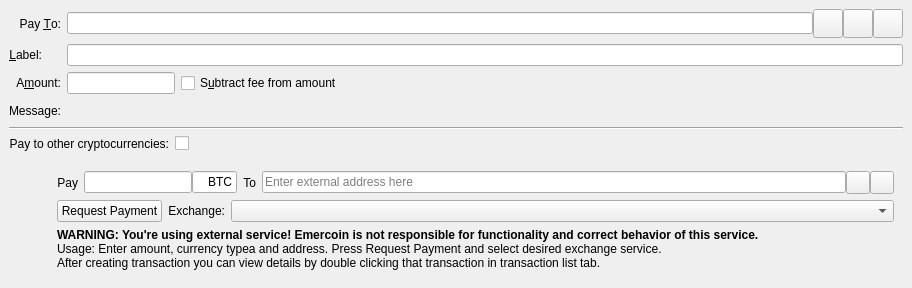
This is src/qt/forms/sendcoinsentry.ui in Exgibichi/rt as Qt 5 draws it before an edit. The edited form follows.
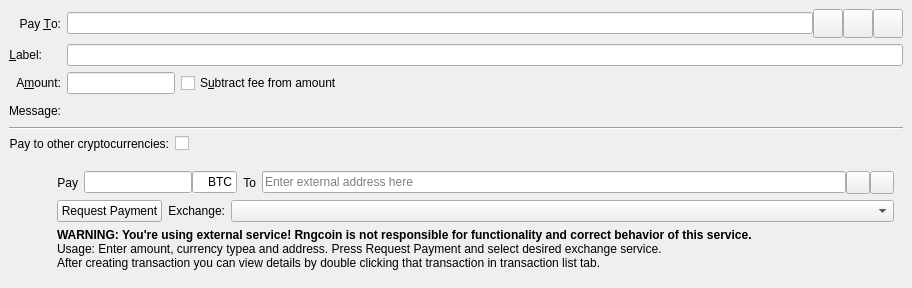
This is the edited form. Icons and pictures are not drawn. Custom widgets are drawn as their Qt base class.

```diff
--- a/src/qt/forms/sendcoinsentry.ui
+++ b/src/qt/forms/sendcoinsentry.ui
@@ -417,7 +417,7 @@
        <item row="2" column="0">
         <widget class="QLabel" name="infoExchLabel">
          <property name="text">
-          <string>&lt;html&gt;&lt;head/&gt;&lt;body&gt;&lt;p&gt;&lt;span style=&quot; font-weight:600;&quot;&gt;WARNING: You're using external service! Emercoin is not responsible for functionality and correct behavior of this service.&lt;/span&gt;&lt;br/&gt;Usage: Enter amount, currency typea and address. Press Request Payment and select desired exchange service.&lt;br/&gt;After creating transaction you can view details by double clicking that transaction in transaction list tab.&lt;/p&gt;&lt;/body&gt;&lt;/html&gt;</string>
+          <string>&lt;html&gt;&lt;head/&gt;&lt;body&gt;&lt;p&gt;&lt;span style=&quot; font-weight:600;&quot;&gt;WARNING: You're using external service! Rngcoin is not responsible for functionality and correct behavior of this service.&lt;/span&gt;&lt;br/&gt;Usage: Enter amount, currency typea and address. Press Request Payment and select desired exchange service.&lt;br/&gt;After creating transaction you can view details by double clicking that transaction in transaction list tab.&lt;/p&gt;&lt;/body&gt;&lt;/html&gt;</string>
          </property>
         </widget>
        </item>
```
Left out of the diff: 6 changed lines with no effect on the pictures.
